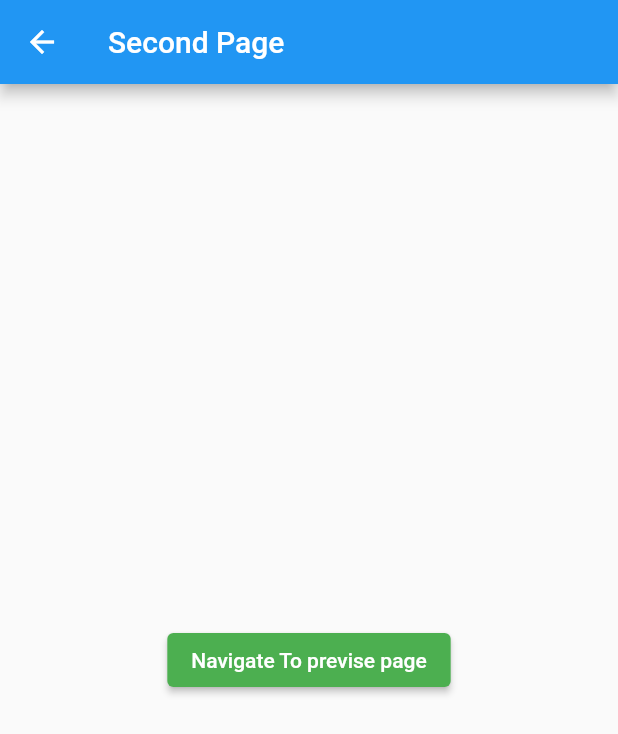
After one commit to moneshtilavi27/ERP-Software, a Flutter app: the screen it shows after launch, after a tap on "Navigate To next page", on a phone screen of 412 x 824 dp. The commit adds this screen. Shown: the top 734 px of the screen. Run offline on Flutter 3.47's test engine with Material 2 defaults, Android fonts, the phone set to English and light mode, and no system bars.

Commit message:
Navigation Completed

```diff
--- /dev/null
+++ b/lib/app_screen/frist_screen.dart
@@ -0,0 +1,73 @@
+import 'package:erp/app_screen/second_screen.dart';
+import 'package:flutter/material.dart';
+
+class FirstScreen extends StatelessWidget {
+  @override
+  Widget build(BuildContext context) {
+    return Scaffold(
+        appBar: AppBar(title: const Text("Fist Page")),
+        body: Center(
+          child: Row(
+            mainAxisAlignment: MainAxisAlignment.center,
+            children: <Widget>[
+              Container(
+                margin: EdgeInsets.all(24),
+                child: ElevatedButton(
+                  onPressed: () {
+                    showDialog(
+                        context: context,
+                        builder: (ctx) => AlertDialog(
+                              title: const Text("Button CLicked Dailog"),
+                              content: const Text("Button CLicked Dailog"),
+                              actions: <Widget>[
+                                TextButton(
+                                    onPressed: () {
+                                      Navigator.of(ctx).pop();
+                                    },
+                                    child: Container(
+                                      color: Colors.green,
+                                      padding: const EdgeInsets.all(14),
+                                      child: const Text("Okay",
+                                          style:
+                                              TextStyle(color: Colors.white)),
+                                    )),
+                                TextButton(
+                                    onPressed: () {
+                                      Navigator.of(ctx).pop();
+                                    },
+                                    child: Container(
+                                      color: Colors.red,
+                                      padding: const EdgeInsets.all(14),
+                                      child: const Text(
+                                        "Cancle",
+                                        style: TextStyle(color: Colors.white),
+                                      ),
+                                    )),
+                              ],
+                            ));
+                  },
+                  child: const Text("Show alert Dialog box"),
+                ),
+              ),
+              Container(
+                margin: EdgeInsets.all(24),
+                child: ElevatedButton(
+                  style: ElevatedButton.styleFrom(
+                    backgroundColor: Colors.green, // background (button) color
+                    foregroundColor: Colors.white, //
+                  ),
+                  onPressed: () {
+                    Navigator.of(context).push(
+                      MaterialPageRoute(
+                        builder: (context) => SecondScreen(),
+                      ),
+                    );
+                  },
+                  child: const Text("Navigate To next page"),
+                ),
+              ),
+            ],
+          ),
+        ));
+  }
+}
--- /dev/null
+++ b/lib/app_screen/second_screen.dart
@@ -0,0 +1,24 @@
+import 'package:flutter/material.dart';
+
+class SecondScreen extends StatelessWidget {
+  @override
+  Widget build(BuildContext context) {
+    return Scaffold(
+        appBar: AppBar(title: const Text("Second Page")),
+        body: Center(
+          child: Container(
+            margin: EdgeInsets.all(24),
+            child: ElevatedButton(
+              style: ElevatedButton.styleFrom(
+                backgroundColor: Colors.green, // background (button) color
+                foregroundColor: Colors.white, //
+              ),
+              onPressed: () {
+                Navigator.of(context).pop();
+              },
+              child: const Text("Navigate To previse page"),
+            ),
+          ),
+        ));
+  }
+}
--- a/lib/main.dart
+++ b/lib/main.dart
@@ -1,11 +1,10 @@
 import 'package:erp/app_screen/bottom_menu.dart';
-import 'package:erp/app_screen/simple_form.dart';
-import 'package:erp/app_screen/table_screen.dart';
+import 'package:erp/app_screen/frist_screen.dart';
 import 'package:flutter/material.dart';
 
 void main() {
-  runApp(const MaterialApp(
+  runApp(MaterialApp(
     title: "Flutter Tutorial",
-    home: BottomMenu(),
+    home: FirstScreen(),
   ));
 }
```
